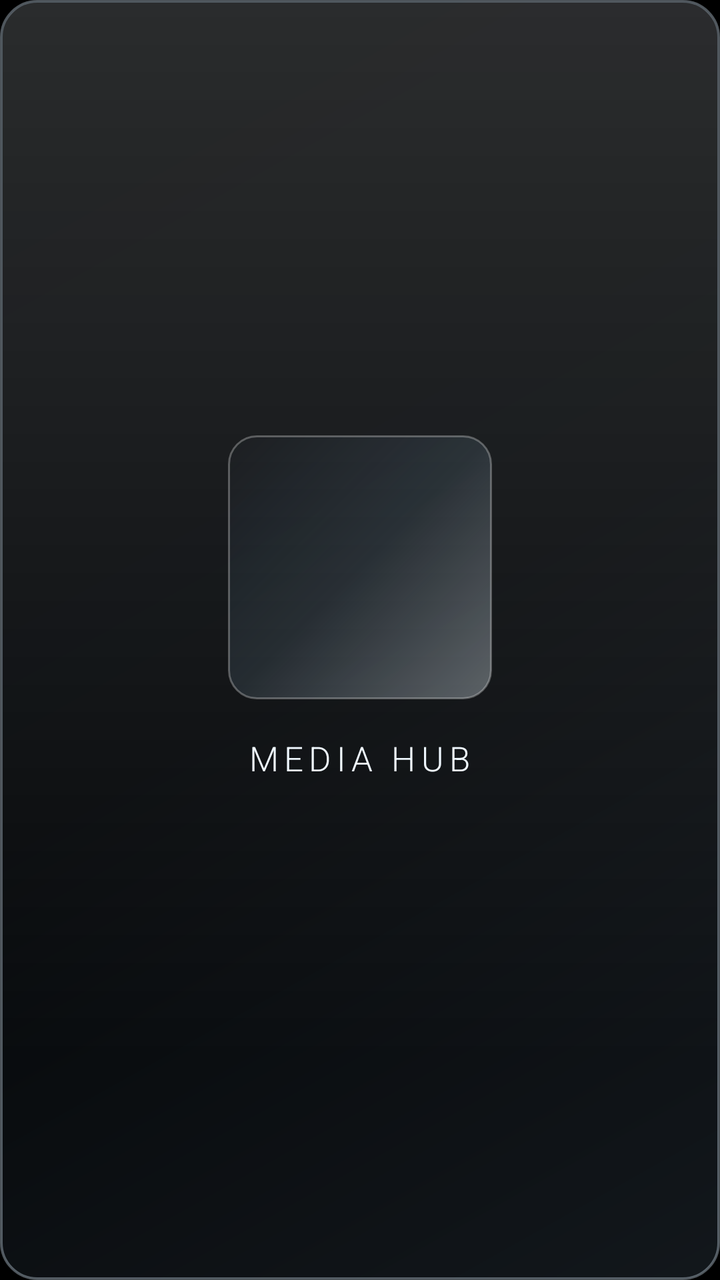
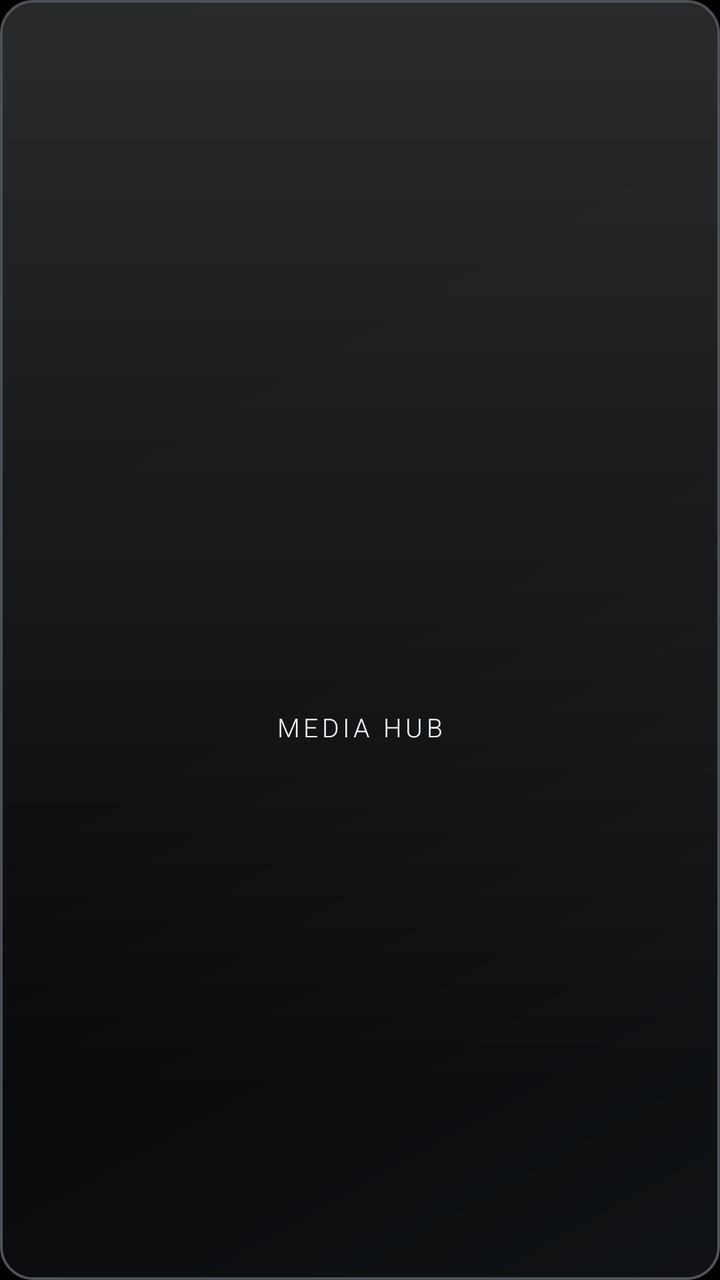

Screens rendered from an Android XML layout before and after an edit, with the pre-edit source and the edit as a unified diff.
<!-- AndroidManifest.xml: application theme Theme.ChromeTV -->
<!-- res/layout/item_glass_card.xml -->
<?xml version="1.0" encoding="utf-8"?>
<FrameLayout xmlns:android="http://schemas.android.com/apk/res/android"
    android:layout_width="216dp"
    android:layout_height="278dp"
    android:layout_marginStart="10dp"
    android:layout_marginEnd="10dp"
    android:clipChildren="false"
    android:clipToPadding="false"
    android:focusable="true"
    android:focusableInTouchMode="true">

    <LinearLayout
        android:id="@+id/cardContainer"
        android:layout_width="match_parent"
        android:layout_height="match_parent"
        android:background="@drawable/card_glass_normal"
        android:gravity="center"
        android:orientation="vertical"
        android:padding="22dp">

        <FrameLayout
            android:id="@+id/iconPlate"
            android:layout_width="132dp"
            android:layout_height="132dp"
            android:background="@drawable/card_inner_plate">

            <ImageView
                android:id="@+id/ivCardIcon"
                android:layout_width="76dp"
                android:layout_height="76dp"
                android:layout_gravity="center" />

            <ImageView
                android:id="@+id/ivHeroChrome"
                android:layout_width="match_parent"
                android:layout_height="match_parent"
                android:padding="3dp"
                android:scaleType="centerCrop"
                android:src="@drawable/ic_media_hub_chrome"
                android:visibility="gone" />
        </FrameLayout>

        <TextView
            android:id="@+id/tvCardTitle"
            android:layout_width="wrap_content"
            android:layout_height="wrap_content"
            android:layout_marginTop="18dp"
            android:fontFamily="sans-serif-light"
            android:letterSpacing="0.16"
            android:singleLine="true"
            android:text="MEDIA HUB"
            android:textColor="#F0F8FF"
            android:textSize="17sp" />

        <TextView
            android:id="@+id/tvCardSub"
            android:layout_width="wrap_content"
            android:layout_height="wrap_content"
            android:layout_marginTop="4dp"
            android:fontFamily="sans-serif-light"
            android:letterSpacing="0.20"
            android:singleLine="true"
            android:text="SYSTEM ENTER"
            android:textColor="#A4BCD0"
            android:textSize="10sp"
            android:visibility="invisible" />

        <View
            android:id="@+id/vActiveDot"
            android:layout_width="6dp"
            android:layout_height="6dp"
            android:layout_marginTop="8dp"
            android:background="@drawable/dot_cyan"
            android:visibility="invisible" />
    </LinearLayout>

    
    <ImageView
        android:id="@+id/ivGlintTop"
        android:layout_width="28dp"
        android:layout_height="28dp"
        android:layout_gravity="top|end"
        android:layout_marginTop="1dp"
        android:layout_marginEnd="1dp"
        android:src="@drawable/ic_glint"
        android:visibility="invisible" />

    <ImageView
        android:id="@+id/ivGlintBottom"
        android:layout_width="22dp"
        android:layout_height="22dp"
        android:layout_gravity="bottom|end"
        android:layout_marginEnd="28dp"
        android:layout_marginBottom="3dp"
        android:src="@drawable/ic_glint"
        android:visibility="invisible" />
</FrameLayout>
<!-- resources referenced by this layout -->
<resources>
  <!-- drawable card_glass_normal (drawable) -->
  <?xml version="1.0" encoding="utf-8"?>
  <layer-list xmlns:android="http://schemas.android.com/apk/res/android">
      <item>
          <shape android:shape="rectangle">
              <gradient
                  android:angle="135"
                  android:startColor="#503B4A58"
                  android:centerColor="#381A242E"
                  android:endColor="#480E141B" />
              <stroke android:width="1.2dp" android:color="#66C2D4E4" />
              <corners android:radius="18dp" />
          </shape>
      </item>
      
      <item android:left="1.5dp" android:top="1.5dp" android:right="1.5dp" android:bottom="110dp">
          <shape android:shape="rectangle">
              <gradient
                  android:angle="270"
                  android:startColor="#26FFFFFF"
                  android:endColor="#00FFFFFF" />
              <corners android:topLeftRadius="17dp" android:topRightRadius="17dp" />
          </shape>
      </item>
  </layer-list>
  <!-- drawable card_inner_plate (drawable) -->
  <?xml version="1.0" encoding="utf-8"?>
  <shape xmlns:android="http://schemas.android.com/apk/res/android" android:shape="rectangle">
      <gradient
          android:angle="135"
          android:startColor="#55EAF6FF"
          android:centerColor="#2A7A9AB2"
          android:endColor="#181F2D3A" />
      <stroke android:width="1dp" android:color="#48FFFFFF" />
      <corners android:radius="14dp" />
  </shape>
  <!-- drawable dot_cyan (drawable) -->
  <?xml version="1.0" encoding="utf-8"?>
  <shape xmlns:android="http://schemas.android.com/apk/res/android" android:shape="oval">
      <solid android:color="#7AF4FF" />
      <size android:width="7dp" android:height="7dp" />
  </shape>
  <!-- drawable ic_glint (drawable) -->
  <vector xmlns:android="http://schemas.android.com/apk/res/android"
      android:width="28dp" android:height="28dp"
      android:viewportWidth="28" android:viewportHeight="28">
      <path android:fillColor="#FFFFFFFF"
          android:pathData="M14,1 L15.6,12.4 L27,14 L15.6,15.6 L14,27 L12.4,15.6 L1,14 L12.4,12.4 Z"/>
      <path android:fillColor="#668CEEFF"
          android:pathData="M14,6 A8,8 0 1,0 14,22 A8,8 0 1,0 14,6 Z"/>
  </vector>
  <!-- drawable ic_media_hub_chrome: png bitmap (drawable-nodpi, 107012 bytes) -->
  <style name="Theme.ChromeTV" parent="Theme.AppCompat.NoActionBar">
          <item name="android:windowFullscreen">true</item>
          <item name="android:windowBackground">@android:color/black</item>
          <item name="android:colorBackground">@android:color/black</item>
      </style>
</resources>

<!-- the commit's change to res/layout/item_glass_card.xml (unified diff, before → after) -->
@@ -1,9 +1,9 @@
 <?xml version="1.0" encoding="utf-8"?>
 <FrameLayout xmlns:android="http://schemas.android.com/apk/res/android"
-    android:layout_width="216dp"
-    android:layout_height="278dp"
-    android:layout_marginStart="10dp"
-    android:layout_marginEnd="10dp"
+    android:layout_width="160dp"
+    android:layout_height="208dp"
+    android:layout_marginStart="8dp"
+    android:layout_marginEnd="8dp"
     android:clipChildren="false"
     android:clipToPadding="false"
     android:focusable="true"
@@ -16,60 +16,44 @@
         android:background="@drawable/card_glass_normal"
         android:gravity="center"
         android:orientation="vertical"
-        android:padding="22dp">
+        android:padding="16dp">
 
-        <FrameLayout
-            android:id="@+id/iconPlate"
-            android:layout_width="132dp"
-            android:layout_height="132dp"
-            android:background="@drawable/card_inner_plate">
-
-            <ImageView
-                android:id="@+id/ivCardIcon"
-                android:layout_width="76dp"
-                android:layout_height="76dp"
-                android:layout_gravity="center" />
-
-            <ImageView
-                android:id="@+id/ivHeroChrome"
-                android:layout_width="match_parent"
-                android:layout_height="match_parent"
-                android:padding="3dp"
-                android:scaleType="centerCrop"
-                android:src="@drawable/ic_media_hub_chrome"
-                android:visibility="gone" />
-        </FrameLayout>
+        <ImageView
+            android:id="@+id/ivCardIcon"
+            android:layout_width="98dp"
+            android:layout_height="98dp"
+            android:scaleType="centerCrop" />
 
         <TextView
             android:id="@+id/tvCardTitle"
             android:layout_width="wrap_content"
             android:layout_height="wrap_content"
-            android:layout_marginTop="18dp"
+            android:layout_marginTop="14dp"
             android:fontFamily="sans-serif-light"
-            android:letterSpacing="0.16"
+            android:letterSpacing="0.14"
             android:singleLine="true"
             android:text="MEDIA HUB"
-            android:textColor="#F0F8FF"
-            android:textSize="17sp" />
+            android:textColor="#F2F8FF"
+            android:textSize="13sp" />
 
         <TextView
             android:id="@+id/tvCardSub"
             android:layout_width="wrap_content"
             android:layout_height="wrap_content"
-            android:layout_marginTop="4dp"
+            android:layout_marginTop="3dp"
             android:fontFamily="sans-serif-light"
-            android:letterSpacing="0.20"
+            android:letterSpacing="0.16"
             android:singleLine="true"
             android:text="SYSTEM ENTER"
-            android:textColor="#A4BCD0"
-            android:textSize="10sp"
+            android:textColor="#A4B8C8"
+            android:textSize="8sp"
             android:visibility="invisible" />
 
         <View
             android:id="@+id/vActiveDot"
-            android:layout_width="6dp"
-            android:layout_height="6dp"
-            android:layout_marginTop="8dp"
+            android:layout_width="5dp"
+            android:layout_height="5dp"
+            android:layout_marginTop="6dp"
             android:background="@drawable/dot_cyan"
             android:visibility="invisible" />
     </LinearLayout>
@@ -77,8 +61,8 @@
     
     <ImageView
         android:id="@+id/ivGlintTop"
-        android:layout_width="28dp"
-        android:layout_height="28dp"
+        android:layout_width="22dp"
+        android:layout_height="22dp"
         android:layout_gravity="top|end"
         android:layout_marginTop="1dp"
         android:layout_marginEnd="1dp"
@@ -87,11 +71,11 @@
 
     <ImageView
         android:id="@+id/ivGlintBottom"
-        android:layout_width="22dp"
-        android:layout_height="22dp"
+        android:layout_width="18dp"
+        android:layout_height="18dp"
         android:layout_gravity="bottom|end"
-        android:layout_marginEnd="28dp"
-        android:layout_marginBottom="3dp"
+        android:layout_marginEnd="20dp"
+        android:layout_marginBottom="2dp"
         android:src="@drawable/ic_glint"
         android:visibility="invisible" />
 </FrameLayout>
<!-- resource entries referenced after the edit -->
@@ -7,51 +7,38 @@
           <shape android:shape="rectangle">
               <gradient
                   android:angle="135"
-                  android:startColor="#503B4A58"
-                  android:centerColor="#381A242E"
-                  android:endColor="#480E141B" />
-              <stroke android:width="1.2dp" android:color="#66C2D4E4" />
-              <corners android:radius="18dp" />
+                  android:startColor="#52323A42"
+                  android:centerColor="#3C191E24"
+                  android:endColor="#4E0E1216" />
+              <stroke android:width="1.2dp" android:color="#66B8C6D4" />
+              <corners android:radius="16dp" />
           </shape>
       </item>
-      
-      <item android:left="1.5dp" android:top="1.5dp" android:right="1.5dp" android:bottom="110dp">
+      <item android:left="1.5dp" android:top="1.5dp" android:right="1.5dp" android:bottom="95dp">
           <shape android:shape="rectangle">
               <gradient
                   android:angle="270"
-                  android:startColor="#26FFFFFF"
+                  android:startColor="#24FFFFFF"
                   android:endColor="#00FFFFFF" />
-              <corners android:topLeftRadius="17dp" android:topRightRadius="17dp" />
+              <corners android:topLeftRadius="15dp" android:topRightRadius="15dp" />
           </shape>
       </item>
   </layer-list>
-  <!-- drawable card_inner_plate (drawable) -->
-  <?xml version="1.0" encoding="utf-8"?>
-  <shape xmlns:android="http://schemas.android.com/apk/res/android" android:shape="rectangle">
-      <gradient
-          android:angle="135"
-          android:startColor="#55EAF6FF"
-          android:centerColor="#2A7A9AB2"
-          android:endColor="#181F2D3A" />
-      <stroke android:width="1dp" android:color="#48FFFFFF" />
-      <corners android:radius="14dp" />
-  </shape>
   <!-- drawable dot_cyan (drawable) -->
   <?xml version="1.0" encoding="utf-8"?>
   <shape xmlns:android="http://schemas.android.com/apk/res/android" android:shape="oval">
-      <solid android:color="#7AF4FF" />
-      <size android:width="7dp" android:height="7dp" />
+      <solid android:color="#82EEFF" />
+      <size android:width="6dp" android:height="6dp" />
   </shape>
   <!-- drawable ic_glint (drawable) -->
   <vector xmlns:android="http://schemas.android.com/apk/res/android"
-      android:width="28dp" android:height="28dp"
+      android:width="24dp" android:height="24dp"
       android:viewportWidth="28" android:viewportHeight="28">
       <path android:fillColor="#FFFFFFFF"
-          android:pathData="M14,1 L15.6,12.4 L27,14 L15.6,15.6 L14,27 L12.4,15.6 L1,14 L12.4,12.4 Z"/>
-      <path android:fillColor="#668CEEFF"
+          android:pathData="M14,1 L15.5,12.5 L27,14 L15.5,15.5 L14,27 L12.5,15.5 L1,14 L12.5,12.5 Z"/>
+      <path android:fillColor="#55B8ECFF"
           android:pathData="M14,6 A8,8 0 1,0 14,22 A8,8 0 1,0 14,6 Z"/>
   </vector>
-  <!-- drawable ic_media_hub_chrome: png bitmap (drawable-nodpi, 107012 bytes) -->
   <style name="Theme.ChromeTV" parent="Theme.AppCompat.NoActionBar">
           <item name="android:windowFullscreen">true</item>
           <item name="android:windowBackground">@android:color/black</item>
